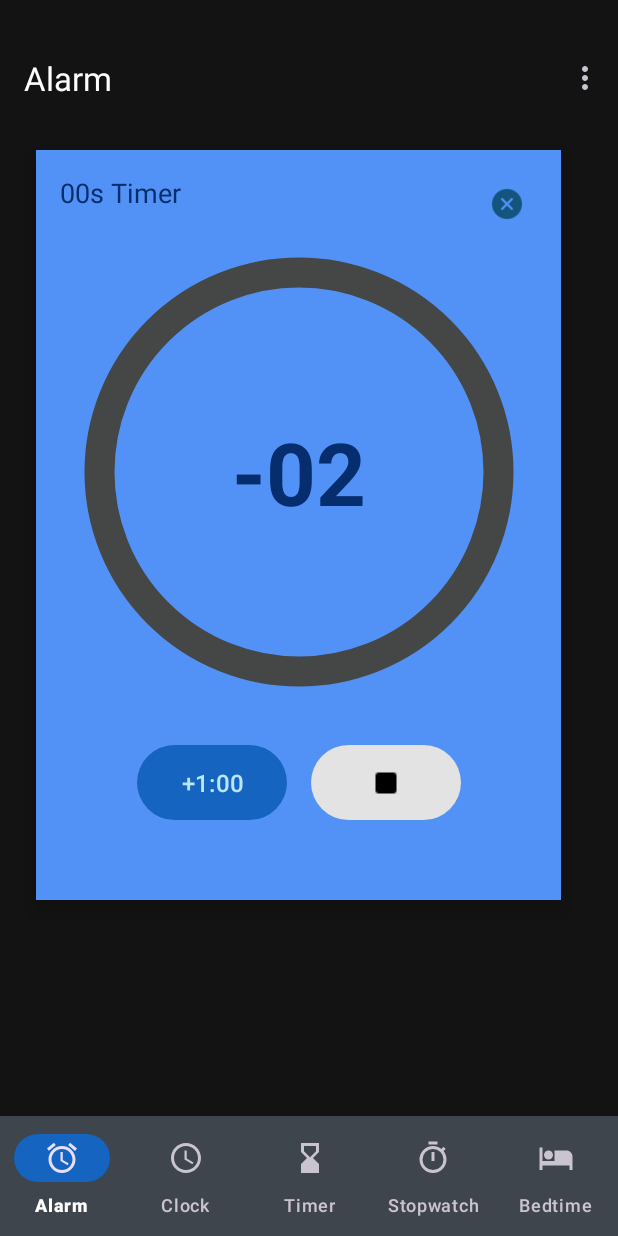
After one commit to Hassan-xyx-Mudassir/Google-Clock, an Android app: the fragment TimerPopupFragment placed in its activity, on a phone screen of 412 x 824 dp. The commit adds this screen. Run offline under Robolectric (Android 15) with nearby library versions, the phone set to English and light mode, and no system bars.

Commit message:
timerpopup added with full functionality

```diff
--- /dev/null
+++ b/app/src/main/java/com/fast/lhr/nu/edu/pk/googleclock/fragments/TimerPopupFragment.java
@@ -0,0 +1,281 @@
+package com.fast.lhr.nu.edu.pk.googleclock.fragments;
+
+import android.annotation.SuppressLint;
+import android.content.res.ColorStateList;
+import android.graphics.Color;
+import android.media.MediaPlayer;
+import android.os.Bundle;
+import android.os.CountDownTimer;
+import android.view.LayoutInflater;
+import android.view.View;
+import android.view.ViewGroup;
+import android.widget.Button;
+import android.widget.ImageButton;
+import android.widget.ImageView;
+import android.widget.TextView;
+import androidx.annotation.NonNull;
+import androidx.annotation.Nullable;
+import androidx.fragment.app.Fragment;
+import com.fast.lhr.nu.edu.pk.googleclock.R;
+
+public class TimerPopupFragment extends Fragment {
+
+    private TextView timerDisplay, timer_title;
+    private ImageButton playPauseButton, stopButton;
+    private Button addTimeButton;
+    private ImageView restartButton, closeButton;
+    private CountDownTimer countDownTimer;
+    private long timeInMilliseconds;
+    private boolean isPaused = false; // Flag to track play/pause state
+    private MediaPlayer mediaPlayer;
+     private View cardView;
+
+    @SuppressLint({"DefaultLocale", "MissingInflatedId"})
+    @Nullable
+    @Override
+    public View onCreateView(@NonNull LayoutInflater inflater, ViewGroup container, Bundle savedInstanceState) {
+        View rootView = inflater.inflate(R.layout.fragment_timer_popup, container, false);
+
+        // Initialize views
+        timerDisplay = rootView.findViewById(R.id.timer_text);
+        timer_title = rootView.findViewById(R.id.timer_title);
+        playPauseButton = rootView.findViewById(R.id.pause_resume_button);
+        addTimeButton = rootView.findViewById(R.id.add_time_button);
+        restartButton = rootView.findViewById(R.id.restart_icon);
+        closeButton = rootView.findViewById(R.id.close_button);
+        cardView=rootView.findViewById(R.id.card_view);
+
+        // Stop button initialization (hidden by default)
+        stopButton = rootView.findViewById(R.id.stop_button);
+        stopButton.setVisibility(View.GONE);
+
+        // Stop button functionality
+        stopButton.setOnClickListener(v -> {
+            resetUIAfterTimerEnds();
+        });
+
+        // Close button functionality
+        closeButton.setOnClickListener(v -> {
+            // Stop the timer and release resources
+            if (countDownTimer != null) {
+                countDownTimer.cancel();
+            }
+            if (mediaPlayer != null) {
+                mediaPlayer.release();
+                mediaPlayer = null;
+            }
+
+            // Replace the current fragment with a fresh instance of TimerFragment
+            requireActivity().getSupportFragmentManager()
+                    .beginTransaction()
+                    .replace(R.id.fragment_container, new TimerFragment())
+                    .commit();
+        });
+
+        // Retrieve the passed timeInMilliseconds value from the arguments
+        if (getArguments() != null) {
+            timeInMilliseconds = getArguments().getLong("timeInMilliseconds", 0);
+        }
+
+        // Initialize MediaPlayer for the alarm sound
+        mediaPlayer = MediaPlayer.create(getContext(), R.raw.alarm); // Replace with your sound file in `res/raw`
+
+        // Display the timer values
+        updateTimerDisplay();
+        updateTitleDisplay();
+
+        // Start the countdown
+        startTimer();
+
+        // Set up play/pause button functionality
+        playPauseButton.setOnClickListener(v -> {
+            if (isPaused) {
+                restartButton.setVisibility(View.VISIBLE);
+                addTimeButton.setVisibility(View.VISIBLE);
+                // Resume the timer
+                startTimer();
+                playPauseButton.setImageResource(R.drawable.ic_pause1); // Set the image to "Pause"
+            } else {
+                // Pause the timer
+                pauseTimer();
+                playPauseButton.setImageResource(R.drawable.ic_play1); // Set the image to "Play"
+            }
+            isPaused = !isPaused;
+        });
+
+
+        // Set up add time button functionality
+        addTimeButton.setOnClickListener(v -> {
+            // Add 1 minute (60,000 milliseconds) to the current time
+            if (timeInMilliseconds <= 0) {
+                timerDisplay.setTextColor(Color.parseColor("#FFFFFF"));
+                cardView.setBackgroundColor(Color.parseColor("#1c1c1c"));
+                timer_title.setTextColor(Color.parseColor("#FFFFFF"));
+                closeButton.setImageTintList(ColorStateList.valueOf(Color.parseColor("#6ba5ff")));
+                stopButton.setVisibility(View.GONE);
+                restartButton.setVisibility(View.VISIBLE);
+                playPauseButton.setVisibility(View.VISIBLE);
+                if (mediaPlayer != null && mediaPlayer.isPlaying()) {
+                    mediaPlayer.stop(); // Stop the sound
+                    mediaPlayer.release(); // Release the MediaPlayer resources
+                    mediaPlayer = MediaPlayer.create(getContext(), R.raw.alarm); // Reinitialize MediaPlayer for future use
+                }
+            }
+            timeInMilliseconds += 60000; // Add 1 minute
+            updateTimerDisplay(); // Update the timer display
+
+
+            // If the timer is running, restart with updated time
+            if (!isPaused) {
+                restartTimerWithUpdatedTime();
+            }
+        });
+
+        // Set up restart button functionality
+        restartButton.setOnClickListener(v -> {
+            restartTimer();
+        });
+
+        return rootView;
+    }
+
+    private void updateTitleDisplay() {
+        long absTime = Math.abs(timeInMilliseconds);
+        int title_hours = (int) (absTime / 3600000);
+        int title_minutes = (int) ((absTime % 3600000) / 60000);
+        int title_seconds = (int) ((absTime % 60000) / 1000);
+        boolean isNegative = timeInMilliseconds < 0;
+        String timeString = isNegative ? "-" : "";
+        if (title_hours > 0) {
+            timer_title.setText(String.format("%s%02dh:%02dm:%02ds Timer", timeString, title_hours, title_minutes, title_seconds));
+        } else if (title_minutes > 0) {
+            timer_title.setText(String.format("%s%02dm:%02ds Timer", timeString, title_minutes, title_seconds));
+        } else {
+            timer_title.setText(String.format("%s%02ds Timer", timeString, title_seconds));
+        }
+    }
+
+    @SuppressLint("DefaultLocale")
+    private void updateTimerDisplay() {
+        boolean isNegative = timeInMilliseconds < 0;
+        long absTime = Math.abs(timeInMilliseconds);
+
+        int hours = (int) (absTime / 3600000);
+        int minutes = (int) ((absTime % 3600000) / 60000);
+        int seconds = (int) ((absTime % 60000) / 1000);
+
+        String timeString = isNegative ? "-" : "";
+
+        if (hours > 0) {
+            timerDisplay.setText(String.format("%s%02d:%02d:%02d", timeString, hours, minutes, seconds));
+        } else if (minutes > 0) {
+            timerDisplay.setText(String.format("%s%02d:%02d", timeString, minutes, seconds));
+        } else {
+            timerDisplay.setText(String.format("%s%02d", timeString, seconds));
+        }
+    }
+
+    private void startTimer() {
+        countDownTimer = new CountDownTimer(Long.MAX_VALUE, 1000) {
+            @Override
+            public void onTick(long millisUntilFinished) {
+                timeInMilliseconds -= 1000; // Decrease the time by 1 second
+                updateTimerDisplay();
+
+                // When the timer reaches zero
+                if (timeInMilliseconds <= 0) {
+                    onTimerEnds();
+                }
+            }
+
+            @Override
+            public void onFinish() {
+                // This won't be called because we're using Long.MAX_VALUE
+            }
+        }.start();
+    }
+
+    private void onTimerEnds() {
+
+        if (mediaPlayer != null && !mediaPlayer.isPlaying()) {
+            mediaPlayer.start(); // Play alarm sound
+        }
+
+        // Change UI for timer end
+        playPauseButton.setVisibility(View.GONE);
+        stopButton.setVisibility(View.VISIBLE);
+        restartButton.setVisibility(View.GONE);
+        // Change the frame layout and text color
+        cardView.setBackgroundColor(Color.parseColor("#5292f6"));
+        timerDisplay.setTextColor(Color.parseColor("#062d6e"));
+        timer_title.setTextColor(Color.parseColor("#062d6e"));
+        closeButton.setImageTintList(ColorStateList.valueOf(Color.parseColor("#13557e")));
+
+    }
+
+    private void resetUIAfterTimerEnds() {
+        // Reset the UI to the paused state
+
+        timerDisplay.setTextColor(Color.parseColor("#FFFFFF"));
+        cardView.setBackgroundColor(Color.parseColor("#1c1c1c"));
+        timer_title.setTextColor(Color.parseColor("#FFFFFF"));
+        closeButton.setImageTintList(ColorStateList.valueOf(Color.parseColor("#6ba5ff")));
+
+        // Replace stop button with play/pause button
+        addTimeButton.setVisibility(View.GONE);
+        stopButton.setVisibility(View.GONE);
+        playPauseButton.setVisibility(View.VISIBLE);
+
+        // Set the play button image
+        playPauseButton.setImageResource(R.drawable.ic_play1);
+
+        // Stop the alarm sound
+        if (mediaPlayer != null && mediaPlayer.isPlaying()) {
+            mediaPlayer.stop(); // Stop the sound
+            mediaPlayer.release(); // Release the MediaPlayer resources
+            mediaPlayer = MediaPlayer.create(getContext(), R.raw.alarm); // Reinitialize MediaPlayer for future use
+        }
+        restartTimer();
+        // Pause the timer
+        pauseTimer();
+        playPauseButton.setImageResource(R.drawable.ic_play1);
+        // Update the flag to indicate the timer is paused
+        isPaused = true;
+    }
+
+
+
+    private void pauseTimer() {
+        if (countDownTimer != null) {
+            countDownTimer.cancel();
+        }
+    }
+
+    private void restartTimer() {
+        pauseTimer();
+        timeInMilliseconds = getArguments() != null ? getArguments().getLong("timeInMilliseconds", 0) : 0;
+        updateTimerDisplay();
+        startTimer();
+        playPauseButton.setImageResource(R.drawable.ic_pause1);
+        isPaused = false;
+    }
+
+    private void restartTimerWithUpdatedTime() {
+        if (countDownTimer != null) {
+            countDownTimer.cancel();
+        }
+        startTimer();
+    }
+
+    @Override
+    public void onDestroyView() {
+        super.onDestroyView();
+        if (countDownTimer != null) {
+            countDownTimer.cancel();
+        }
+        if (mediaPlayer != null) {
+            mediaPlayer.release();
+            mediaPlayer = null;
+        }
+    }
+}
--- /dev/null
+++ b/app/src/main/res/drawable/rounded_button_background.xml
@@ -0,0 +1,5 @@
+
+<shape xmlns:android="http://schemas.android.com/apk/res/android">
+    <solid android:color="#6ed58c"/> <!-- Light blue color for the button -->
+    <corners android:radius="140dp"/> <!-- Circular button with this radius -->
+</shape>
--- /dev/null
+++ b/app/src/main/res/layout/fragment_timer_popup.xml
@@ -0,0 +1,138 @@
+<?xml version="1.0" encoding="utf-8"?>
+<FrameLayout
+    xmlns:android="http://schemas.android.com/apk/res/android"
+    xmlns:app="http://schemas.android.com/apk/res-auto"
+    xmlns:tools="http://schemas.android.com/tools"
+    android:layout_width="match_parent"
+    android:layout_height="match_parent"
+    android:id="@+id/frame_layout"
+    android:background="#131313"
+    tools:context=".MainActivity">
+
+    <!-- Card Background -->
+    <androidx.cardview.widget.CardView
+        android:layout_width="350dp"
+        android:layout_height="500dp"
+        android:layout_gravity="start"
+        android:layout_marginTop="100dp"
+        android:id="@+id/card_view"
+       android:layout_marginLeft="24dp"
+        android:layout_marginRight="24dp"
+        android:layout_marginBottom="24dp"
+        app:cardBackgroundColor="#1c1c1c"
+        app:cardCornerRadius="24dp"
+        app:cardElevation="8dp">
+
+        <!-- Main ConstraintLayout -->
+        <androidx.constraintlayout.widget.ConstraintLayout
+            android:layout_width="match_parent"
+            android:layout_height="match_parent"
+            android:padding="16dp">
+
+            <!-- Timer Title -->
+            <TextView
+                android:id="@+id/timer_title"
+                android:layout_width="wrap_content"
+                android:layout_height="wrap_content"
+                android:text="1m 28s Timer"
+                android:textColor="#FFFFFF"
+                android:textSize="18sp"
+                app:layout_constraintTop_toTopOf="parent"
+                app:layout_constraintStart_toStartOf="parent" />
+
+            <!-- Close Button -->
+            <ImageView
+                android:id="@+id/close_button"
+                android:layout_width="24dp"
+                android:layout_height="24dp"
+                android:layout_marginTop="8dp"
+                android:layout_marginEnd="8dp"
+                android:src="@drawable/ic_close"
+                app:tint="#6ba5ff"
+                app:layout_constraintTop_toTopOf="parent"
+                app:layout_constraintEnd_toEndOf="parent"
+                android:contentDescription="Close Timer" />
+
+            <!-- Circular Progress -->
+            <com.fast.lhr.nu.edu.pk.googleclock.CircularProgressView
+                android:id="@+id/circular_progress"
+                android:layout_width="300dp"
+                android:layout_height="300dp"
+                app:layout_constraintTop_toBottomOf="@id/timer_title"
+                app:layout_constraintStart_toStartOf="parent"
+                app:layout_constraintEnd_toEndOf="parent"
+                android:layout_marginTop="24dp" />
+
+            <!-- Timer Text -->
+            <TextView
+                android:id="@+id/timer_text"
+                android:layout_width="wrap_content"
+                android:layout_height="wrap_content"
+                android:text="1:03"
+                android:textColor="#FFFFFF"
+                android:textSize="58sp"
+                android:textStyle="bold"
+                app:layout_constraintTop_toTopOf="@id/circular_progress"
+                app:layout_constraintBottom_toBottomOf="@id/circular_progress"
+                app:layout_constraintStart_toStartOf="parent"
+                app:layout_constraintEnd_toEndOf="parent" />
+
+            <!-- Restart Icon -->
+            <ImageView
+                android:id="@+id/restart_icon"
+                android:layout_width="48dp"
+                android:layout_height="48dp"
+                android:src="@drawable/ic_reset"
+                android:layout_marginTop="8dp"
+                app:tint="#4e8df1"
+                app:layout_constraintTop_toBottomOf="@id/timer_text"
+                app:layout_constraintStart_toStartOf="parent"
+                app:layout_constraintEnd_toEndOf="parent"
+                android:contentDescription="Restart Timer" />
+
+            <!-- Button Layout -->
+            <LinearLayout
+                android:id="@+id/button_layout"
+                android:layout_width="wrap_content"
+                android:layout_height="wrap_content"
+                android:orientation="horizontal"
+                android:layout_marginTop="32dp"
+                app:layout_constraintTop_toBottomOf="@id/circular_progress"
+                app:layout_constraintStart_toStartOf="parent"
+                app:layout_constraintEnd_toEndOf="parent">
+
+                <!-- Add Time Button -->
+                <Button
+                    android:id="@+id/add_time_button"
+                    android:layout_width="100dp"
+                    android:layout_height="50dp"
+                    android:layout_marginEnd="16dp"
+                    android:background="@drawable/rounded_button_background"
+                    android:backgroundTint="#1e7fe8"
+                    android:text="+1:00"
+                    android:textColor="#bae6ff"
+                    android:textSize="16sp" />
+
+                <!-- Pause/Resume Button -->
+                <ImageButton
+
+                    android:id="@+id/pause_resume_button"
+                    android:layout_width="100dp"
+                    android:layout_height="50dp"
+                    android:background="@drawable/rounded_button_background"
+                    android:backgroundTint="#6ed58c"
+                    android:src="@drawable/ic_pause1"
+                    android:contentDescription="Pause/Resume" />
+                <ImageButton
+                    android:visibility="gone"
+                    android:id="@+id/stop_button"
+                    android:layout_width="100dp"
+                    android:layout_height="50dp"
+                    android:background="@drawable/rounded_button_background"
+                    android:backgroundTint="#e3e3e3"
+                    android:src="@drawable/ic_stop"
+                    android:contentDescription="Stop" />
+            </LinearLayout>
+        </androidx.constraintlayout.widget.ConstraintLayout>
+    </androidx.cardview.widget.CardView>
+</FrameLayout>
```
Also changed, not shown: app/src/main/java/com/fast/lhr/nu/edu/pk/googleclock/CircularProgressView.java (+10 -1 lines), app/src/main/java/com/fast/lhr/nu/edu/pk/googleclock/fragments/TimerFragment.java (+15 -37 lines), app/src/main/res/drawable/ic_close.png (added), app/src/main/res/drawable/ic_pause1.png (added), app/src/main/res/drawable/ic_play1.png (added), app/src/main/res/drawable/ic_stop.png (added), 1 other file.
